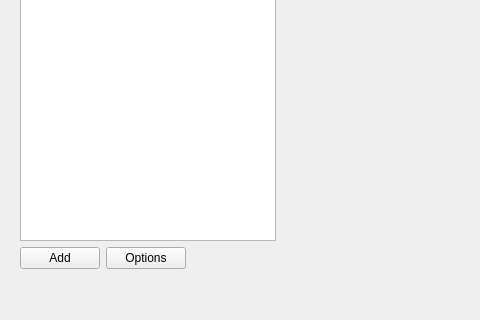
This is GroupProject/mainwindow.ui in eeyzr1/2024_Group_01 as Qt 5 draws it before an edit; both pictures show x 0 to 480 and y 280 to 600 of the 800 by 600 pixel window. The edited form follows.
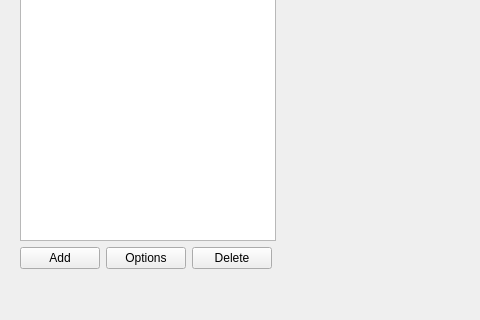
This is the edited form. Icons and pictures are not drawn. Custom widgets are drawn as their Qt base class.

Commit message: adjusted RGB and light. delete does not work yet.

What changed in the file:
```diff
--- a/GroupProject/mainwindow.ui
+++ b/GroupProject/mainwindow.ui
@@ -67,6 +67,13 @@
          </property>
         </widget>
        </item>
+       <item>
+        <widget class="QPushButton" name="pushButtonDelete">
+         <property name="text">
+          <string>Delete</string>
+         </property>
+        </widget>
+       </item>
        <item>
         <spacer name="horizontalSpacer">
          <property name="orientation">
```
Left out of the diff: 4 changed lines with no effect on the pictures. The commit also changes 3 other files.
